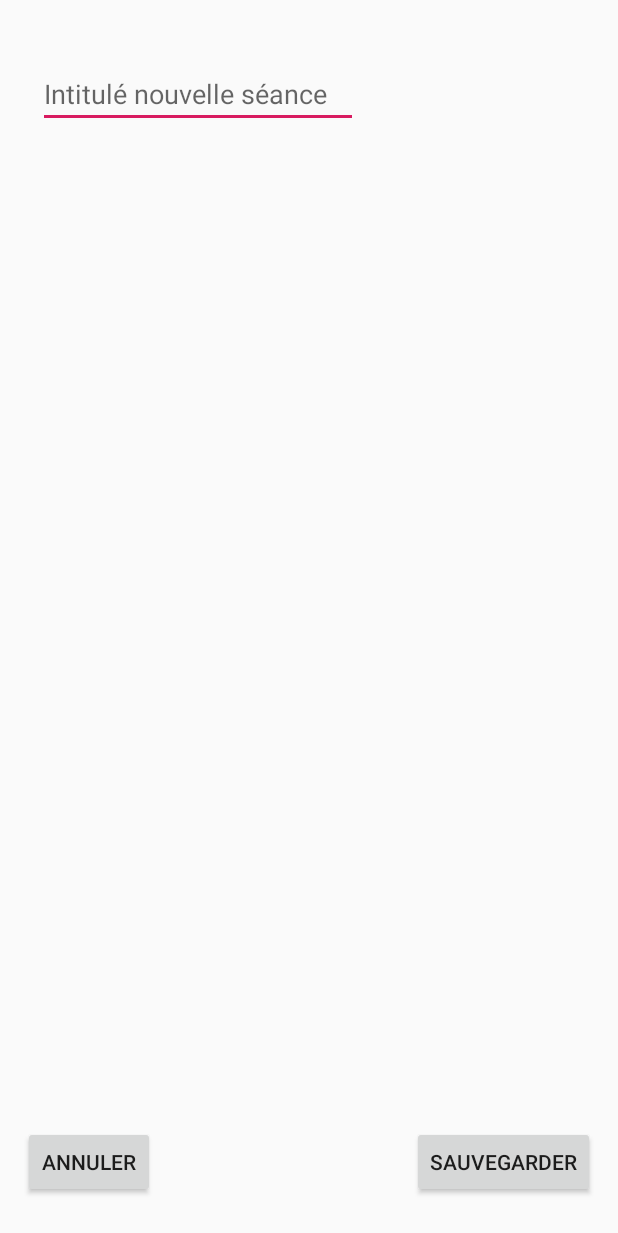
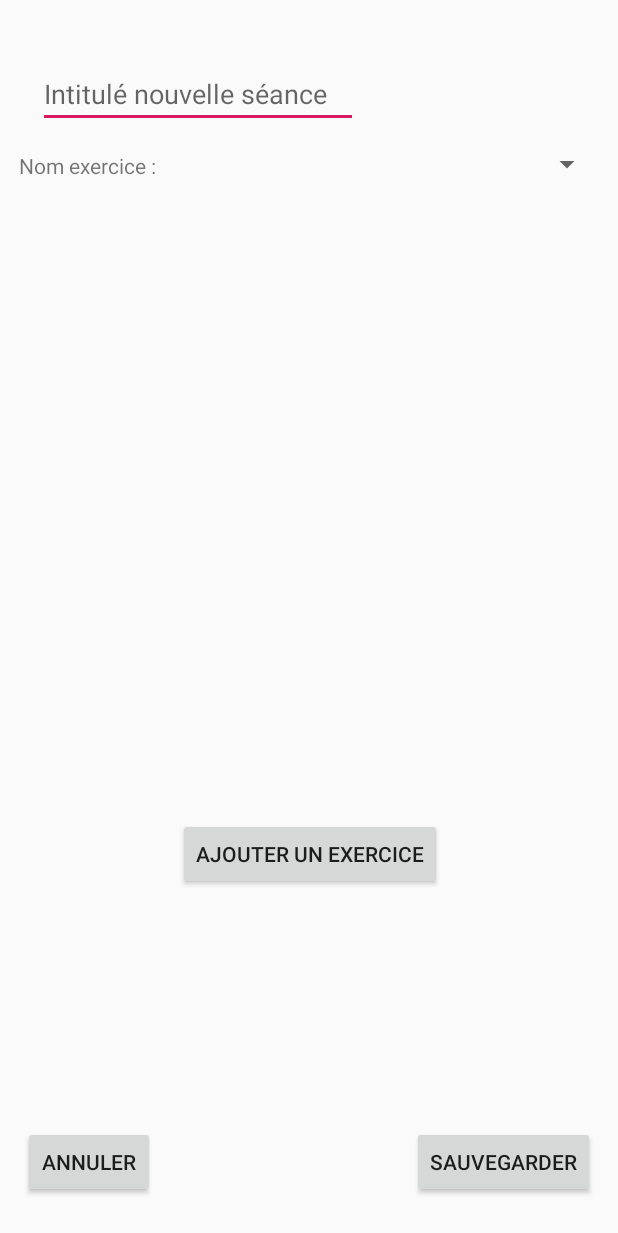
Before and after one commit to mcoucke/gomuscu, an Android app: the CreerSeance screen opened directly, with no data from a screen before it, on a phone screen of 412 x 824 dp. Shown: the top 1233 px of the screen. Run offline under Robolectric (Android 15) with nearby library versions, the phone set to English and light mode, and no system bars.

Commit message:
Ajouter des exercices dans créer séance (proto)

```diff
--- a/app/src/main/AndroidManifest.xml
+++ b/app/src/main/AndroidManifest.xml
@@ -9,7 +9,8 @@
         android:roundIcon="@mipmap/ic_launcher_round"
         android:supportsRtl="true"
         android:theme="@style/AppTheme">
-        <activity android:name=".SeancesFragment"></activity>
+        <activity android:name=".AjoutExerciceFragment"></activity>
+        <activity android:name=".SeancesFragment" />
         <activity android:name=".CreerSeance" />
         <activity android:name=".EditerSeance" />
         <activity
--- /dev/null
+++ b/app/src/main/java/com/app/gomuscu/AjoutExerciceFragment.java
@@ -0,0 +1,25 @@
+package com.app.gomuscu;
+
+import androidx.appcompat.app.AppCompatActivity;
+import androidx.fragment.app.Fragment;
+
+import android.os.Bundle;
+import android.view.LayoutInflater;
+import android.view.View;
+import android.view.ViewGroup;
+
+public class AjoutExerciceFragment extends Fragment {
+
+    @Override
+    public void onCreate(Bundle savedInstanceState) {
+        super.onCreate(savedInstanceState);
+    }
+
+    @Override
+    public View onCreateView(LayoutInflater inflater, ViewGroup container,
+                             Bundle savedInstanceState) {
+        View view = inflater.inflate(R.layout.fragment_ajout_exercice, container, false);
+
+        return view;
+    }
+}
--- a/app/src/main/java/com/app/gomuscu/CreerSeance.java
+++ b/app/src/main/java/com/app/gomuscu/CreerSeance.java
@@ -1,6 +1,8 @@
 package com.app.gomuscu;
 
 import androidx.appcompat.app.AppCompatActivity;
+import androidx.fragment.app.FragmentManager;
+import androidx.fragment.app.FragmentTransaction;
 
 import android.os.Bundle;
 import android.view.View;
@@ -20,4 +22,13 @@ public class CreerSeance extends AppCompatActivity {
     public void onClickAnnuler(View view){
         finish();
     }
+
+    public void onClickAjouterExercice(View view){
+        FragmentManager fragmentManager = getSupportFragmentManager();
+        FragmentTransaction fragmentTransaction = fragmentManager.beginTransaction();
+
+        AjoutExerciceFragment fragment = new AjoutExerciceFragment();
+        fragmentTransaction.add(R.id.lin_lay_exercice, fragment);
+        fragmentTransaction.commit();
+    }
 }
--- a/app/src/main/res/layout/creer_seance.xml
+++ b/app/src/main/res/layout/creer_seance.xml
@@ -40,4 +40,40 @@
         android:text="@string/btn_sauvegarder"
         app:layout_constraintBottom_toBottomOf="parent"
         app:layout_constraintEnd_toEndOf="parent" />
+
+    <ScrollView
+        android:id="@+id/sv_exercice"
+        android:layout_width="409dp"
+        android:layout_height="450dp"
+        app:layout_constraintEnd_toEndOf="parent"
+        app:layout_constraintHorizontal_bias="1.0"
+        app:layout_constraintStart_toStartOf="parent"
+        app:layout_constraintTop_toBottomOf="@+id/ed_nouvelle_seance">
+
+        <LinearLayout
+            android:id="@+id/lin_lay_exercice"
+            android:layout_width="match_parent"
+            android:layout_height="wrap_content"
+            android:orientation="vertical">
+
+            <fragment
+                android:id="@+id/fragment3"
+                android:name="com.app.gomuscu.AjoutExerciceFragment"
+                android:layout_width="match_parent"
+                android:layout_height="wrap_content" />
+        </LinearLayout>
+    </ScrollView>
+
+    <Button
+        android:id="@+id/button4"
+        android:layout_width="wrap_content"
+        android:layout_height="wrap_content"
+        android:layout_marginStart="162dp"
+        android:layout_marginTop="10dp"
+        android:layout_marginEnd="161dp"
+        android:onClick="onClickAjouterExercice"
+        android:text="@string/btn_ajout_exo"
+        app:layout_constraintEnd_toEndOf="parent"
+        app:layout_constraintStart_toStartOf="parent"
+        app:layout_constraintTop_toBottomOf="@+id/sv_exercice" />
 </androidx.constraintlayout.widget.ConstraintLayout>
--- /dev/null
+++ b/app/src/main/res/layout/fragment_ajout_exercice.xml
@@ -0,0 +1,29 @@
+<?xml version="1.0" encoding="utf-8"?>
+<androidx.constraintlayout.widget.ConstraintLayout xmlns:android="http://schemas.android.com/apk/res/android"
+    xmlns:app="http://schemas.android.com/apk/res-auto"
+    xmlns:tools="http://schemas.android.com/tools"
+    android:layout_width="match_parent"
+    android:layout_height="match_parent"
+    tools:context=".AjoutExerciceFragment">
+
+    <TextView
+        android:id="@+id/textView2"
+        android:layout_width="wrap_content"
+        android:layout_height="wrap_content"
+        android:layout_marginStart="10dp"
+        android:layout_marginTop="15dp"
+        android:text="@string/tv_nom_exo"
+        app:layout_constraintStart_toStartOf="parent"
+        app:layout_constraintTop_toTopOf="parent" />
+
+    <Spinner
+        android:id="@+id/spinner"
+        android:layout_width="0dp"
+        android:layout_height="wrap_content"
+        android:layout_marginStart="15dp"
+        android:layout_marginTop="12dp"
+        android:layout_marginEnd="10dp"
+        app:layout_constraintEnd_toEndOf="parent"
+        app:layout_constraintStart_toEndOf="@+id/textView2"
+        app:layout_constraintTop_toTopOf="parent" />
+</androidx.constraintlayout.widget.ConstraintLayout>
--- a/app/src/main/res/values/strings.xml
+++ b/app/src/main/res/values/strings.xml
@@ -22,4 +22,6 @@
     <string name="btn_annuler">Annuler</string>
     <string name="btn_sauvegarder">Sauvegarder</string>
     <string name="hint_nouvelle_seance">Intitulé nouvelle séance</string>
+    <string name="tv_nom_exo">Nom exercice :</string>
+    <string name="btn_ajout_exo">Ajouter un exercice</string>
 </resources>
```
Also changed, not shown: 1 other file.
